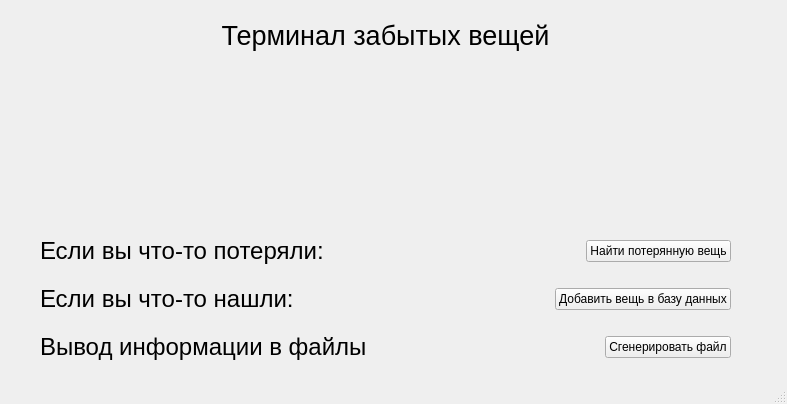
First picture: the form in windows/main.ui, repository coder8080/t-o-f-t, before the edit.
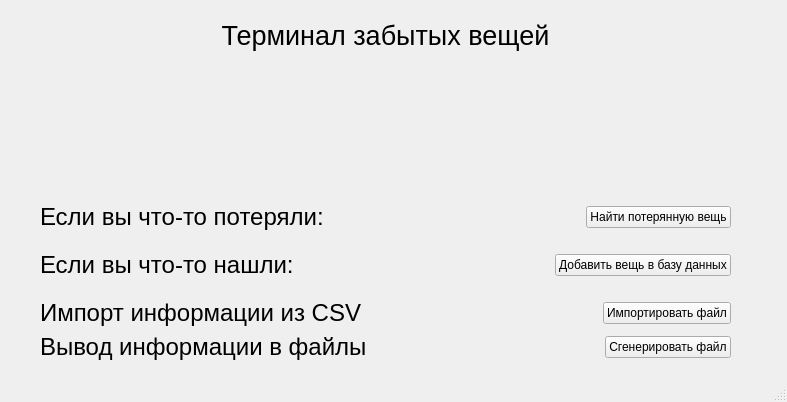
Second picture: the form after the edit.

Commit message: Добавлен импорт из csv файла

Patch:
```diff
--- a/windows/main.ui
+++ b/windows/main.ui
@@ -7,7 +7,7 @@
     <x>0</x>
     <y>0</y>
     <width>787</width>
-    <height>404</height>
+    <height>402</height>
    </rect>
   </property>
   <property name="windowTitle">
@@ -124,6 +124,42 @@
        </item>
       </layout>
      </item>
+     <item>
+      <layout class="QHBoxLayout" name="horizontalLayout_4">
+       <item>
+        <widget class="QLabel" name="import_label">
+         <property name="font">
+          <font>
+           <pointsize>18</pointsize>
+          </font>
+         </property>
+         <property name="text">
+          <string>Импорт информации из CSV</string>
+         </property>
+        </widget>
+       </item>
+       <item>
+        <spacer name="horizontalSpacer_4">
+         <property name="orientation">
+          <enum>Qt::Horizontal</enum>
+         </property>
+         <property name="sizeHint" stdset="0">
+          <size>
+           <width>40</width>
+           <height>20</height>
+          </size>
+         </property>
+        </spacer>
+       </item>
+       <item>
+        <widget class="QPushButton" name="import_button">
+         <property name="text">
+          <string>Импортировать файл</string>
+         </property>
+        </widget>
+       </item>
+      </layout>
+     </item>
      <item>
       <layout class="QHBoxLayout" name="horizontalLayout_3">
        <item>
```
The commit also changes 4 other files.
